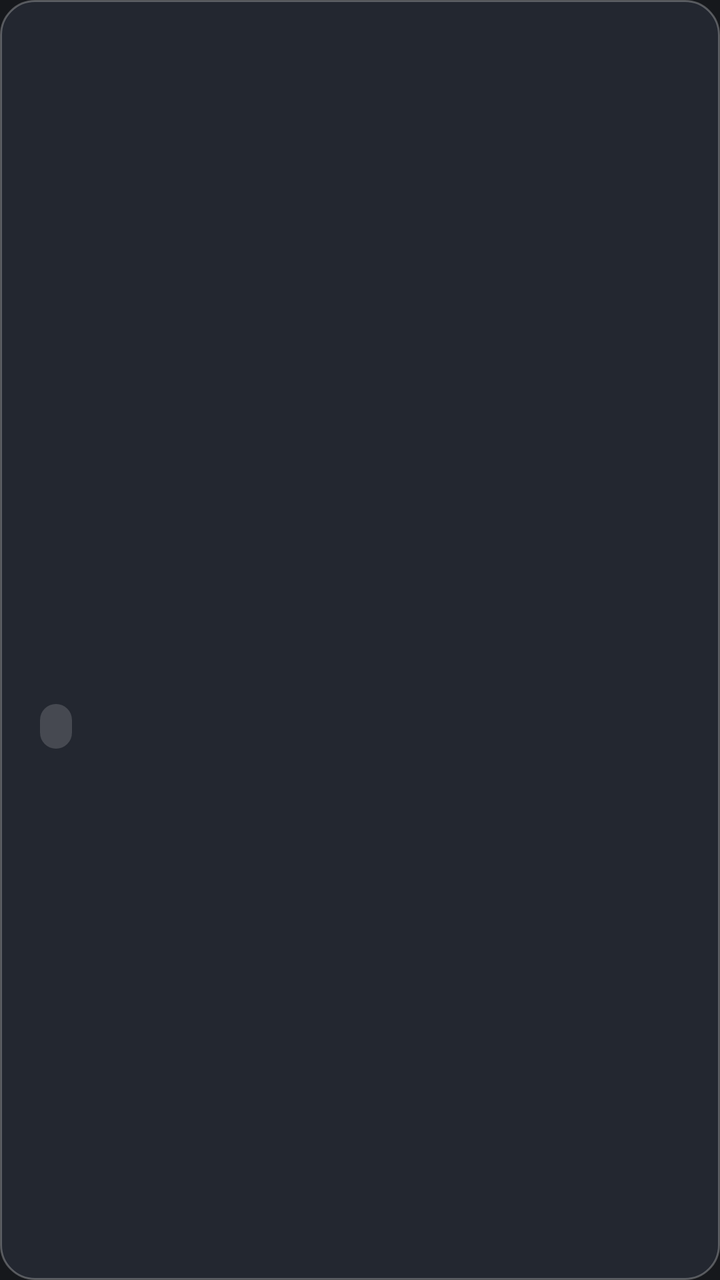
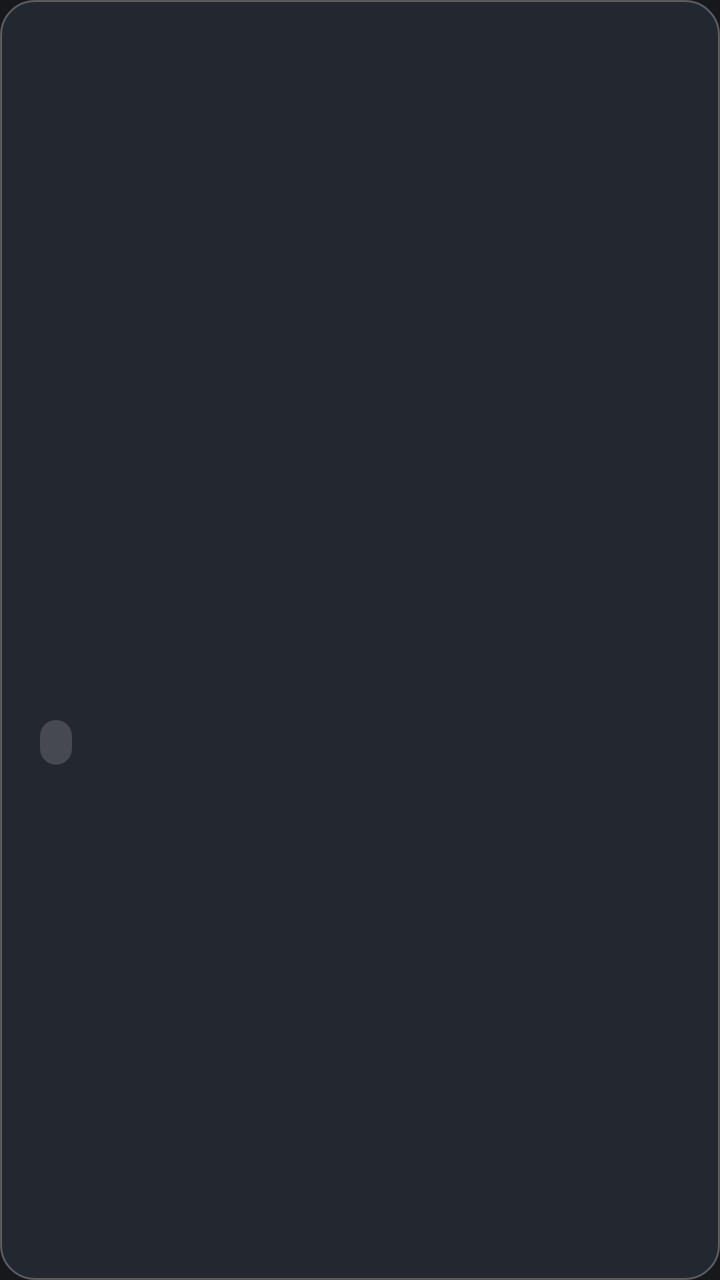

Before-and-after screenshots of an Android layout around one commit, followed by the original layout XML and the change that was made.
<!-- AndroidManifest.xml: application theme Theme.SV -->
<!-- res/layout/input_tile.xml -->
<?xml version="1.0" encoding="utf-8"?>
<LinearLayout xmlns:android="http://schemas.android.com/apk/res/android"
    android:layout_width="216dp"
    android:layout_height="154dp"
    android:layout_marginEnd="14dp"
    android:background="@drawable/input_tile_focus"
    android:clickable="true"
    android:focusable="true"
    android:gravity="center_vertical"
    android:orientation="vertical"
    android:padding="20dp">

    <ImageView
        android:id="@+id/input_icon"
        android:layout_width="56dp"
        android:layout_height="40dp"
        android:contentDescription="@null"
        android:scaleType="fitCenter" />

    <TextView
        android:id="@+id/input_label"
        android:layout_width="match_parent"
        android:layout_height="wrap_content"
        android:layout_marginTop="14dp"
        android:ellipsize="end"
        android:maxLines="1"
        android:textColor="@color/text"
        android:textSize="18sp" />

    <TextView
        android:id="@+id/input_state"
        android:layout_width="wrap_content"
        android:layout_height="wrap_content"
        android:layout_marginTop="8dp"
        android:background="@drawable/input_status"
        android:paddingStart="8dp"
        android:paddingTop="3dp"
        android:paddingEnd="8dp"
        android:paddingBottom="3dp"
        android:textColor="@color/input_status_text"
        android:textSize="12sp" />

</LinearLayout>
<!-- resources referenced by this layout -->
<resources>
  <color name="text">#FFFFFFFF</color>
  <!-- drawable input_status (drawable) -->
  <?xml version="1.0" encoding="utf-8"?>
  <selector xmlns:android="http://schemas.android.com/apk/res/android">
      <item android:state_selected="true">
          <shape android:shape="rectangle">
              <corners android:radius="9dp" />
              <solid android:color="#554CAF50" />
              <stroke android:width="1dp" android:color="#AA81C784" />
          </shape>
      </item>
      <item>
          <shape android:shape="rectangle">
              <corners android:radius="9dp" />
              <solid android:color="#28FFFFFF" />
          </shape>
      </item>
  </selector>
  <!-- drawable input_tile_focus (drawable) -->
  <?xml version="1.0" encoding="utf-8"?>
  <selector xmlns:android="http://schemas.android.com/apk/res/android">
      <item android:state_focused="true">
          <shape android:shape="rectangle">
              <corners android:radius="17dp" />
              <solid android:color="#E9384354" />
              <stroke android:width="2dp" android:color="#FFFFFFFF" />
          </shape>
      </item>
      <item>
          <shape android:shape="rectangle">
              <corners android:radius="17dp" />
              <solid android:color="#A82B303A" />
              <stroke android:width="1dp" android:color="#44FFFFFF" />
          </shape>
      </item>
  </selector>
  <style name="Theme.SV" parent="@android:style/Theme.Material.NoActionBar">
          <item name="android:windowBackground">@color/bg</item>
          <item name="android:windowFullscreen">true</item>
          <item name="android:windowContentOverlay">@null</item>
          <item name="android:colorAccent">@color/text</item>
          <item name="android:alertDialogTheme">@style/Theme.SV.Dialog</item>
      </style>
  <color name="bg">#FF16181C</color>
  <style name="Theme.SV.Dialog" parent="@android:style/Theme.Material.Dialog.Alert">
          <item name="android:windowBackground">@drawable/dialog_bg</item>
          <item name="android:colorBackground">@color/surface_high</item>
          <item name="android:colorAccent">@color/text</item>
          <item name="android:textColorPrimary">@color/text</item>
          <item name="android:textColorSecondary">@color/text_dim</item>
      </style>
  <!-- drawable dialog_bg (drawable) -->
  <?xml version="1.0" encoding="utf-8"?>
  <inset xmlns:android="http://schemas.android.com/apk/res/android"
      android:inset="16dp">
      <shape>
          <corners android:radius="16dp" />
          <solid android:color="@color/surface_high" />
          <stroke
              android:width="1dp"
              android:color="#22FFFFFF" />
      </shape>
  </inset>
  <color name="surface_high">#FF1F2228</color>
  <color name="text_dim">#B3FFFFFF</color>
</resources>

<!-- the commit's change to res/layout/input_tile.xml (unified diff, before → after) -->
@@ -1,31 +1,44 @@
 <?xml version="1.0" encoding="utf-8"?>
 <LinearLayout xmlns:android="http://schemas.android.com/apk/res/android"
     android:layout_width="216dp"
-    android:layout_height="154dp"
+    android:layout_height="164dp"
     android:layout_marginEnd="14dp"
     android:background="@drawable/input_tile_focus"
     android:clickable="true"
     android:focusable="true"
     android:gravity="center_vertical"
     android:orientation="vertical"
-    android:padding="20dp">
+    android:paddingStart="20dp"
+    android:paddingTop="16dp"
+    android:paddingEnd="20dp"
+    android:paddingBottom="16dp">
 
     <ImageView
         android:id="@+id/input_icon"
-        android:layout_width="56dp"
+        android:layout_width="64dp"
         android:layout_height="40dp"
         android:contentDescription="@null"
-        android:scaleType="fitCenter" />
+        android:scaleType="fitStart" />
 
     <TextView
         android:id="@+id/input_label"
         android:layout_width="match_parent"
         android:layout_height="wrap_content"
-        android:layout_marginTop="14dp"
+        android:layout_marginTop="12dp"
         android:ellipsize="end"
         android:maxLines="1"
         android:textColor="@color/text"
         android:textSize="18sp" />
+
+    <TextView
+        android:id="@+id/input_detail"
+        android:layout_width="match_parent"
+        android:layout_height="wrap_content"
+        android:layout_marginTop="2dp"
+        android:ellipsize="end"
+        android:maxLines="1"
+        android:textColor="@color/text_dim"
+        android:textSize="12sp" />
 
     <TextView
         android:id="@+id/input_state"
@@ -33,6 +46,7 @@
         android:layout_height="wrap_content"
         android:layout_marginTop="8dp"
         android:background="@drawable/input_status"
+        android:duplicateParentState="false"
         android:paddingStart="8dp"
         android:paddingTop="3dp"
         android:paddingEnd="8dp"
<!-- resource entries referenced after the edit -->
@@ -26,6 +26,14 @@
               <corners android:radius="17dp" />
               <solid android:color="#E9384354" />
               <stroke android:width="2dp" android:color="#FFFFFFFF" />
+          </shape>
+      </item>
+      
+      <item android:state_selected="true">
+          <shape android:shape="rectangle">
+              <corners android:radius="17dp" />
+              <solid android:color="#B82B3A34" />
+              <stroke android:width="2dp" android:color="#CC6FCF7A" />
           </shape>
       </item>
       <item>
